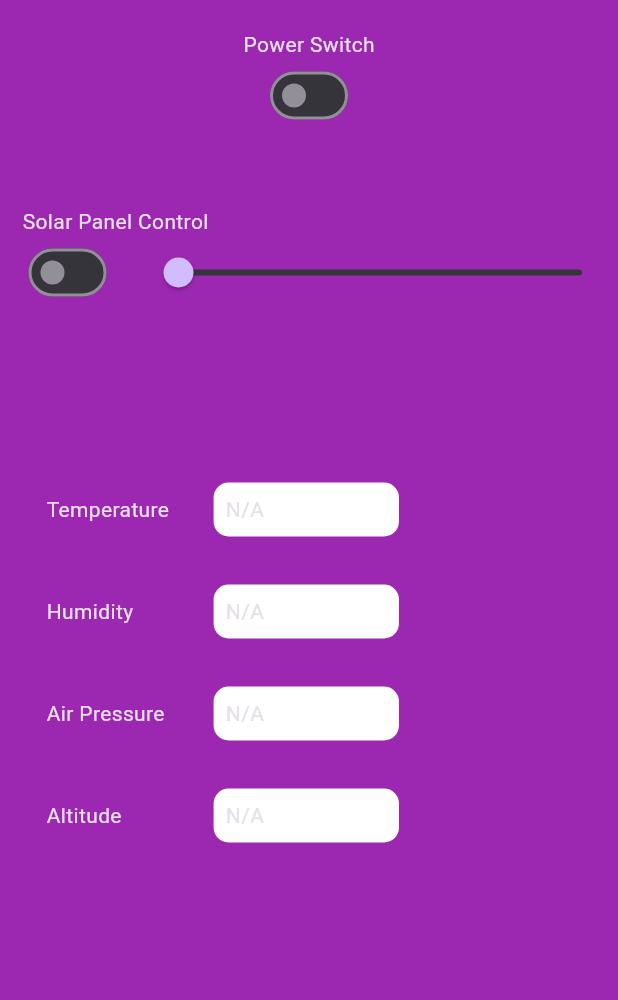
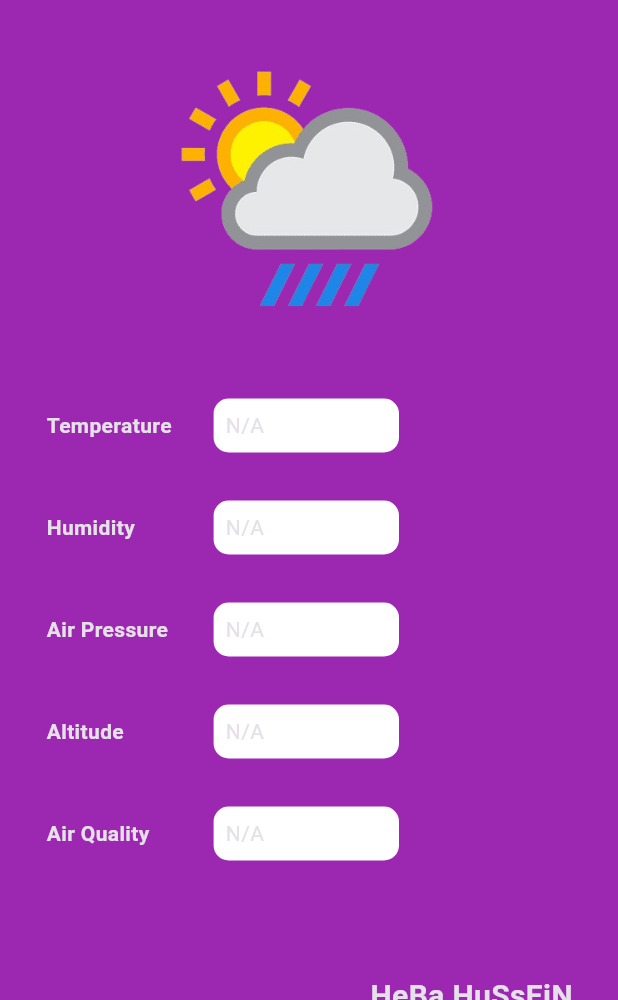
Before and after one commit to zeyadnabhan/weather-station-repo, a Flutter app: the screen it shows after launch, on a phone screen of 412 x 824 dp, the part 236-1236 px from its top. Run offline on Flutter 3.47's test engine with Material 3 defaults, Android fonts, the phone set to English and light mode, and no system bars; our stand-ins replace bloc, flutter_bloc, gap.

Commit message:
last edit

```diff
--- /dev/null
+++ b/devtools_options.yaml
@@ -0,0 +1 @@
+extensions:
--- a/lib/homeScreen.dart
+++ b/lib/homeScreen.dart
@@ -3,6 +3,7 @@ import 'package:flutter_bloc/flutter_bloc.dart';
 import 'package:gap/gap.dart';
 import 'package:weather_station/weather_data_cubit/weather_data_cubit.dart';
 import 'package:weather_station/widget/data.dart';
+import 'package:weather_station/widget/name.dart';
 
 class HomeScreen extends StatefulWidget {
   HomeScreen({super.key});
@@ -13,10 +14,6 @@ class HomeScreen extends StatefulWidget {
 
 class _HomeScreenState extends State<HomeScreen> {
   bool power = false;
-
-  bool auto = false;
-
-  double position = 0;
 
   @override
   Widget build(BuildContext context) {
@@ -36,55 +33,11 @@ class _HomeScreenState extends State<HomeScreen> {
               ),
             ),
             const Gap(20),
-            const Center(child: Text('Power Switch')),
-            Switch(
-              value: power,
-              onChanged: (value) {
-                setState(() {
-                  power = value;
-                });
-              },
-              activeTrackColor: Colors.lightBlue,
-              activeColor: Colors.blue,
+            SizedBox(
+              height: 200,
+              child: Image.asset('assets/images/w.png'),
             ),
-            Gap(50),
-            const Padding(
-              padding: EdgeInsets.only(left: 15),
-              child: Text('Solar Panel Control'),
-            ),
-            Row(
-              children: [
-                Padding(
-                  padding: const EdgeInsets.only(left: 15, right: 20),
-                  child: Switch(
-                    value: auto,
-                    onChanged: (val) {
-                      power
-                          ? setState(() {
-                              auto = val;
-                            })
-                          : null;
-                    },
-                    activeTrackColor: Colors.lightBlue,
-                    activeColor: Colors.blue,
-                  ),
-                ),
-                Expanded(
-                  child: Slider(
-                      value: position,
-                      max: 100,
-                      label: position.round().toString(),
-                      onChanged: (double val) {
-                        power && !auto
-                            ? setState(() {
-                                position = val;
-                              })
-                            : null;
-                      }),
-                ),
-              ],
-            ),
-            Gap(100),
+            const Gap(30),
             SensorData(
               title: 'Temperature',
               valueString: power ? '' : 'N/A',
@@ -101,6 +54,12 @@ class _HomeScreenState extends State<HomeScreen> {
               title: 'Altitude',
               valueString: power ? '' : 'N/A',
             ),
+            SensorData(
+              title: 'Air Quality',
+              valueString: power ? '' : 'N/A',
+            ),
+            const Gap(60),
+            const SayMyName()
           ],
         ),
       ),
--- a/lib/widget/data.dart
+++ b/lib/widget/data.dart
@@ -2,7 +2,6 @@ import 'package:flutter/material.dart';
 
 // ignore: must_be_immutable
 class SensorData extends StatelessWidget {
-
   String title;
   String valueString;
 
@@ -19,7 +18,12 @@ class SensorData extends StatelessWidget {
             children: [
               Padding(
                 padding: const EdgeInsets.only(left: 15, right: 20),
-                child: Text('$title'),
+                child: Text(
+                  '$title',
+                  style: TextStyle(
+                    fontWeight: FontWeight.bold,
+                  ),
+                ),
               ),
             ],
           ),
--- /dev/null
+++ b/lib/widget/name.dart
@@ -0,0 +1,22 @@
+import 'package:flutter/material.dart';
+
+class SayMyName extends StatelessWidget {
+  const SayMyName({
+    super.key,
+  });
+
+  @override
+  Widget build(BuildContext context) {
+    return const Padding(
+      padding: EdgeInsets.only(right: 30),
+      child: Text(
+        'HeBa HuSsEiN',
+        style: TextStyle(
+          fontSize: 20,
+          fontWeight: FontWeight.bold,
+        ),
+        textAlign: TextAlign.end,
+      ),
+    );
+  }
+}
--- a/pubspec.yaml
+++ b/pubspec.yaml
@@ -49,9 +49,9 @@ flutter:
   # the material Icons class.
   uses-material-design: true
   # To add assets to your application, add an assets section, like this:
-  # assets:
-  #   - images/a_dot_burr.jpeg
-  #   - images/a_dot_ham.jpeg
+  assets:
+    - assets/images/
+
   # An image asset can refer to one or more resolution-specific "variants", see
   # https://flutter.dev/assets-and-images/#resolution-aware
   # For details regarding adding assets from package dependencies, see
```
Also changed, not shown: assets/images/w.png (added).
